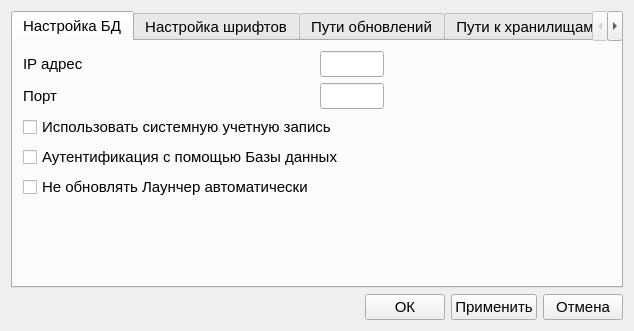
Before: the Qt Designer form dialog_settings_user.ui in PanchukDima/pndbase, drawn with Qt 5.
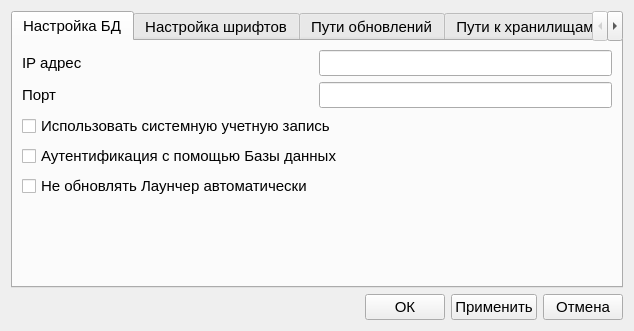
After: the same form once the commit is applied.

Diff of the .ui file:
```diff
--- a/dialog_settings_user.ui
+++ b/dialog_settings_user.ui
@@ -31,15 +31,8 @@
       <attribute name="title">
        <string>Настройка БД</string>
       </attribute>
-      <widget class="QWidget" name="layoutWidget">
-       <property name="geometry">
-        <rect>
-         <x>10</x>
-         <y>10</y>
-         <width>361</width>
-         <height>150</height>
-        </rect>
-       </property>
+      <layout class="QVBoxLayout" name="verticalLayout_7">
+       <item>
        <layout class="QFormLayout" name="formLayout">
         <property name="fieldGrowthPolicy">
          <enum>QFormLayout::AllNonFixedFieldsGrow</enum>
@@ -94,7 +87,8 @@
          </widget>
         </item>
        </layout>
-      </widget>
+       </item>
+      </layout>
      </widget>
      <widget class="QWidget" name="tab_2">
       <attribute name="title">
```
Lines whose indentation alone changed are shown as unchanged.
